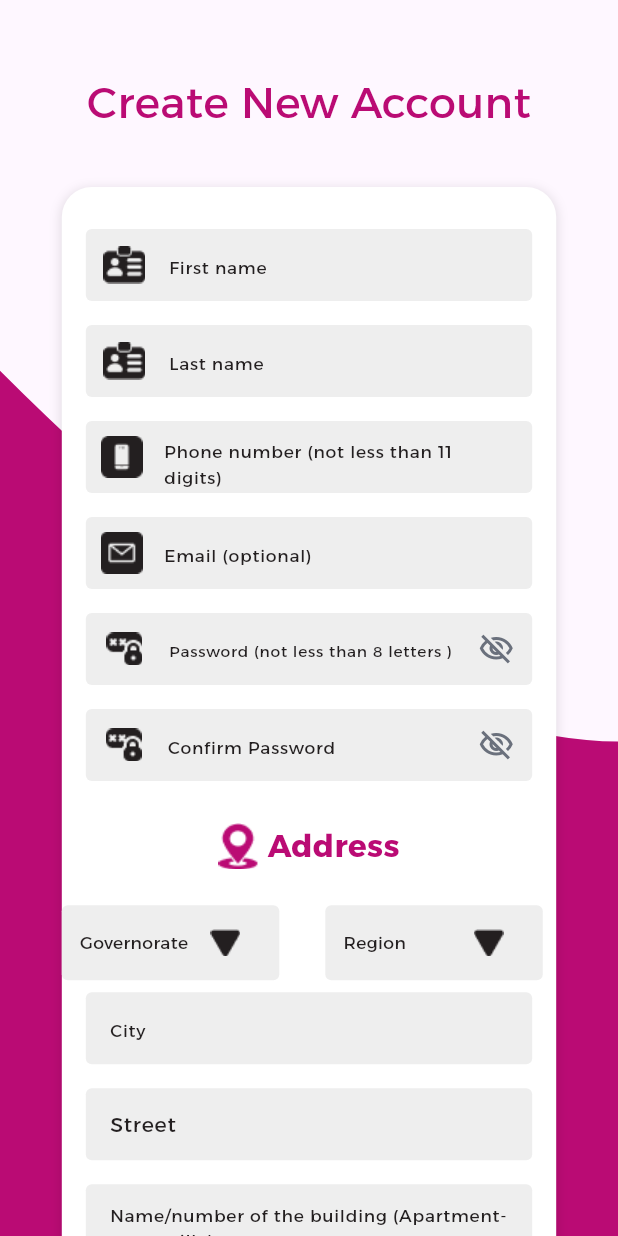
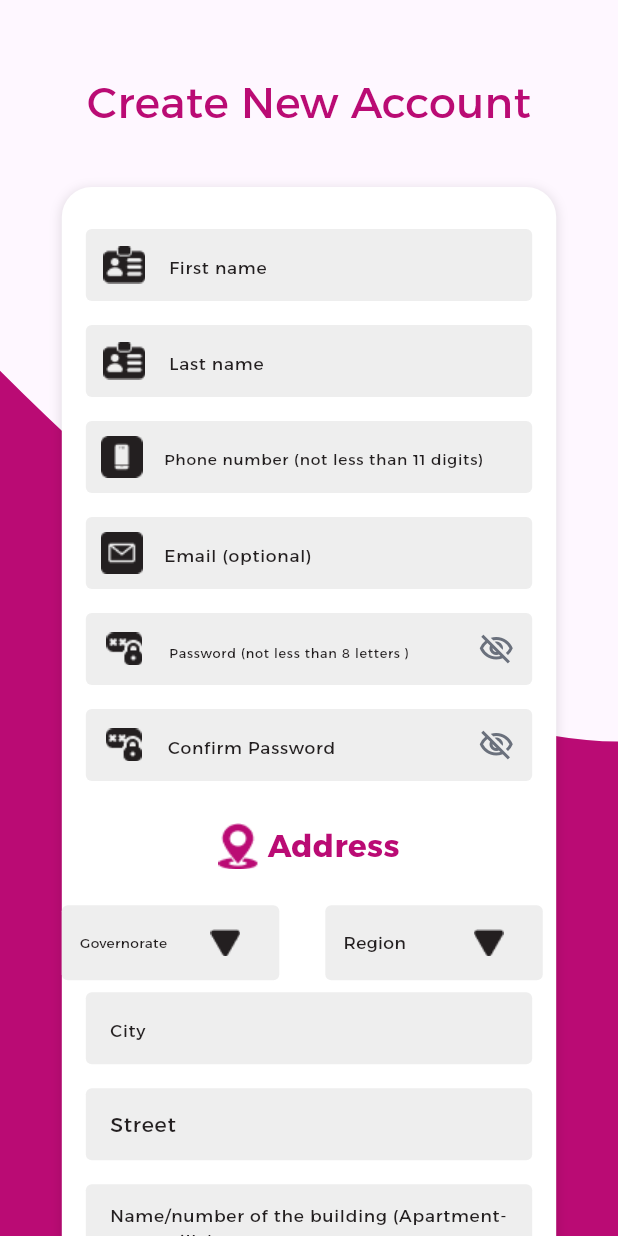
Before and after one commit to ahmed123mostafa/skakr, a Flutter app: the RegisterScreen screen opened directly, on a phone screen of 412 x 824 dp. Run offline on Flutter 3.47's test engine with Material 3 defaults, Android fonts, the phone set to English and light mode, and no system bars; our stand-ins replace carousel_slider, device_preview, easy_localization, expandable, flutter_bloc, flutter_screenutil and 3 more.

Commit message:
Update foe register

```diff
--- a/lib/feature/auth/presentation/screens/register_screen.dart
+++ b/lib/feature/auth/presentation/screens/register_screen.dart
@@ -150,7 +150,7 @@ class _RegisterScreenState extends State<RegisterScreen> {
                         Padding(
                           padding: const EdgeInsets.only(right: 16, left: 16),
                           child: CustomTextFormField(
-                            hintFontSize: 10,
+                            hintFontSize: 9,
                             prefix: Padding(
                               padding: const EdgeInsets.all(10.0),
                               child: Image.asset(AppAssets.phonenumber),
@@ -189,7 +189,7 @@ class _RegisterScreenState extends State<RegisterScreen> {
                         Padding(
                           padding: const EdgeInsets.only(right: 16, left: 16),
                           child: CustomTextFormField(
-                            hintFontSize: 9,
+                            hintFontSize: 7.5,
                             prefix: Padding(
                               padding: const EdgeInsets.all(5),
                               child: Image.asset(AppAssets.password),
@@ -301,7 +301,7 @@ class _RegisterScreenState extends State<RegisterScreen> {
                                                   ? "governorate".tr()
                                                   : governoratecontrrler.text,
                                               style: TextStyle(
-                                                fontSize: 10.sp,
+                                                fontSize: 8.sp,
                                                 color: const Color(0xff231F20),
                                               ),
                                             ),
```
